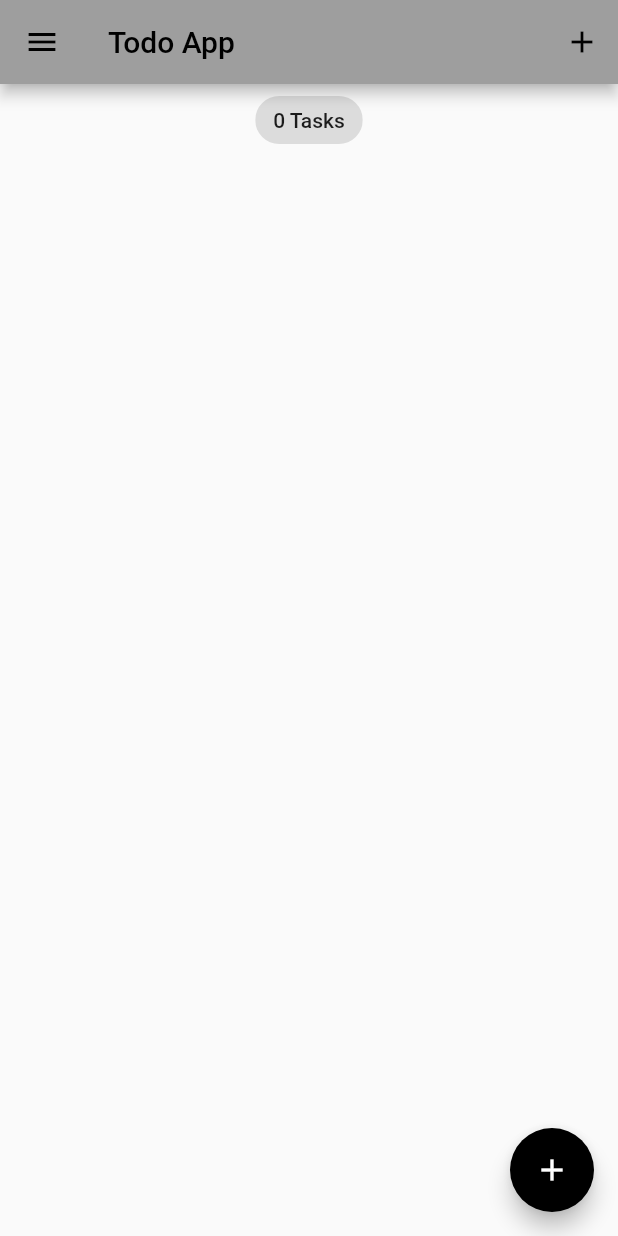
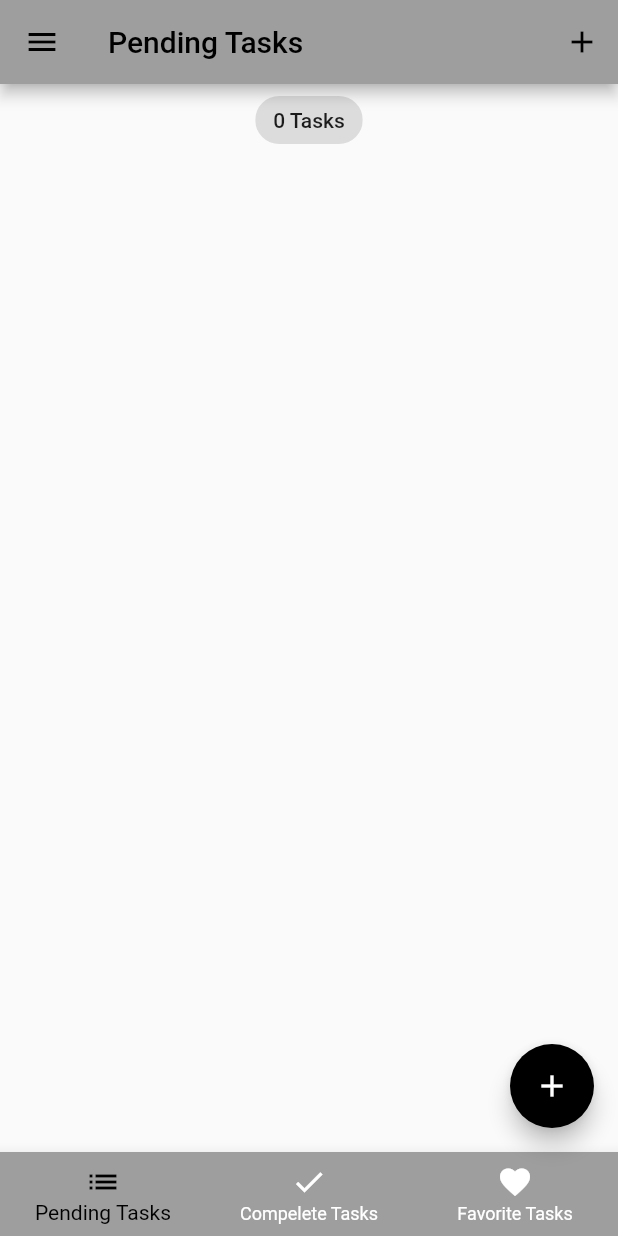
Before and after one commit to NaarGes/todo_app, a Flutter app: the screen it shows after launch, on a phone screen of 412 x 824 dp. Run offline on Flutter 3.47's test engine with Material 2 defaults, Android fonts, the phone set to English and light mode, and no system bars; our stand-ins replace equatable, flutter_bloc, hydrated_bloc.

Commit message:
Add bottom navigation bar

```diff
--- a/lib/main.dart
+++ b/lib/main.dart
@@ -1,10 +1,11 @@
 import 'package:flutter/material.dart';
 import 'package:path_provider/path_provider.dart';
+import 'package:todo_app/screens/tabs_screen.dart';
 import 'package:todo_app/services/app_router.dart';
 import 'package:todo_app/services/app_theme.dart';
 
 import 'blocs/bloc_exports.dart';
-import 'screens/tasks_screen.dart';
+import 'screens/pending_tasks_screen.dart';
 
 void main() async {
   WidgetsFlutterBinding.ensureInitialized();
@@ -33,7 +34,7 @@ class MyApp extends StatelessWidget {
             theme: state.switchValue
                 ? AppThemes.appThemeData[AppTheme.darkTheme]
                 : AppThemes.appThemeData[AppTheme.lightTheme],
-            home: const TasksScreen(),
+            home: const TabsScreen(),
             debugShowCheckedModeBanner: false,
             onGenerateRoute: router.onGenerateRoute,
           );
--- a/lib/screens/app_drawer.dart
+++ b/lib/screens/app_drawer.dart
@@ -1,6 +1,7 @@
 import 'package:flutter/material.dart';
 import 'package:todo_app/screens/recycle_bin_screen.dart';
-import 'package:todo_app/screens/tasks_screen.dart';
+import 'package:todo_app/screens/tabs_screen.dart';
+import 'package:todo_app/screens/pending_tasks_screen.dart';
 
 import '../blocs/bloc_exports.dart';
 
@@ -22,7 +23,7 @@ class AppDrawer extends StatelessWidget {
             BlocBuilder<TasksBloc, TasksState>(
               builder: (context, state) {
                 return GestureDetector(
-                  onTap: () => Navigator.of(context).pushReplacementNamed(TasksScreen.id),
+                  onTap: () => Navigator.of(context).pushReplacementNamed(TabsScreen.id),
                   child: ListTile(
                     leading: const Icon(Icons.folder_special),
                     title: const Text('My Tasks'),
--- /dev/null
+++ b/lib/screens/pending_tasks_screen.dart
@@ -0,0 +1,36 @@
+import 'package:flutter/material.dart';
+import 'package:todo_app/models/task.dart';
+import 'package:todo_app/widgets/tasks_list.dart';
+
+import '../blocs/bloc_exports.dart';
+
+class PendingTasksScreen extends StatelessWidget {
+  const PendingTasksScreen({Key? key}) : super(key: key);
+  static const id = 'task_screen';
+
+  @override
+  Widget build(BuildContext context) {
+    return BlocBuilder<TasksBloc, TasksState>(
+      builder: (context, state) {
+        List<Task> tasksList = state.allTasks;
+        return Column(
+          crossAxisAlignment: CrossAxisAlignment.center,
+          children: [
+            Center(
+              child: Chip(
+                label: Text(
+                  '${state.allTasks.length} Tasks',
+                ),
+              ),
+            ),
+            Expanded(
+              child: TaskList(
+                taskList: tasksList,
+              ),
+            ),
+          ],
+        );
+      },
+    );
+  }
+}
--- /dev/null
+++ b/lib/screens/tabs_screen.dart
@@ -0,0 +1,72 @@
+import 'package:flutter/material.dart';
+import 'package:todo_app/screens/add_task_screen.dart';
+import 'package:todo_app/screens/app_drawer.dart';
+import 'package:todo_app/screens/completed_tasks_screen.dart';
+import 'package:todo_app/screens/favorite_tasks_screen.dart';
+import 'package:todo_app/screens/pending_tasks_screen.dart';
+
+class TabsScreen extends StatefulWidget {
+  const TabsScreen({super.key});
+
+  static const id = 'tabs_screen';
+
+  @override
+  State<TabsScreen> createState() => _TabsScreenState();
+}
+
+class _TabsScreenState extends State<TabsScreen> {
+  final List<Map<String, dynamic>> _pageDetails = [
+    {'pageName': const PendingTasksScreen(), 'title': 'Pending Tasks'},
+    {'pageName': const CompletedTasksScreen(), 'title': 'Completed Tasks'},
+    {'pageName': const FavoriteTasksScreen(), 'title': 'Favorite Tasks'},
+  ];
+
+  var _selectedPageIndex = 0;
+
+  void _addTask(BuildContext context) {
+    showModalBottomSheet(
+      context: context,
+      builder: (context) => SingleChildScrollView(
+        child: Container(
+          padding: EdgeInsets.only(
+            bottom: MediaQuery.of(context).viewInsets.bottom,
+          ),
+          child: const AddTaskScreen(),
+        ),
+      ),
+    );
+  }
+
+  @override
+  Widget build(BuildContext context) {
+    return Scaffold(
+      appBar: AppBar(
+        title: Text(_pageDetails[_selectedPageIndex]['title']),
+        actions: [
+          IconButton(
+            onPressed: () => _addTask(context),
+            icon: const Icon(Icons.add),
+          )
+        ],
+      ),
+      drawer: const AppDrawer(),
+      body: _pageDetails[_selectedPageIndex]['pageName'],
+      floatingActionButton: FloatingActionButton(
+        onPressed: () => _addTask(context),
+        tooltip: 'Add Task',
+        child: const Icon(Icons.add),
+      ),
+      bottomNavigationBar: BottomNavigationBar(
+        currentIndex: _selectedPageIndex,
+        onTap: (index) => setState(() {
+          _selectedPageIndex = index;
+        }),
+        items: const [
+          BottomNavigationBarItem(icon: Icon(Icons.list), label: 'Pending Tasks'),
+          BottomNavigationBarItem(icon: Icon(Icons.done), label: 'Compelete Tasks'),
+          BottomNavigationBarItem(icon: Icon(Icons.favorite), label: 'Favorite Tasks'),
+        ],
+      ),
+    );
+  }
+}
--- a/lib/screens/tasks_screen.dart
+++ /dev/null
@@ -1,69 +0,0 @@
-import 'package:flutter/material.dart';
-import 'package:todo_app/models/task.dart';
-import 'package:todo_app/screens/add_task_screen.dart';
-import 'package:todo_app/screens/app_drawer.dart';
-import 'package:todo_app/widgets/tasks_list.dart';
-
-import '../blocs/bloc_exports.dart';
-
-class TasksScreen extends StatelessWidget {
-  const TasksScreen({Key? key}) : super(key: key);
-  static const id = 'task_screen';
-
-  void _addTask(BuildContext context) {
-    showModalBottomSheet(
-      context: context,
-      builder: (context) => SingleChildScrollView(
-        child: Container(
-          padding: EdgeInsets.only(
-            bottom: MediaQuery.of(context).viewInsets.bottom,
-          ),
-          child: const AddTaskScreen(),
-        ),
-      ),
-    );
-  }
-
-  @override
-  Widget build(BuildContext context) {
-    return BlocBuilder<TasksBloc, TasksState>(
-      builder: (context, state) {
-        List<Task> tasksList = state.allTasks;
-        return Scaffold(
-          appBar: AppBar(
-            title: const Text('Todo App'),
-            actions: [
-              IconButton(
-                onPressed: () => _addTask(context),
-                icon: const Icon(Icons.add),
-              )
-            ],
-          ),
-          drawer: const AppDrawer(),
-          body: Column(
-            crossAxisAlignment: CrossAxisAlignment.center,
-            children: [
-              Center(
-                child: Chip(
-                  label: Text(
-                    '${state.allTasks.length} Tasks',
-                  ),
-                ),
-              ),
-              Expanded(
-                child: TaskList(
-                  taskList: tasksList,
-                ),
-              ),
-            ],
-          ),
-          floatingActionButton: FloatingActionButton(
-            onPressed: () => _addTask(context),
-            tooltip: 'Add Task',
-            child: const Icon(Icons.add),
-          ),
-        );
-      },
-    );
-  }
-}
```
Also changed, not shown: lib/screens/completed_tasks_screen.dart (added, +36 -0 lines), lib/screens/favorite_tasks_screen.dart (added, +36 -0 lines), lib/services/app_router.dart (+4 -3 lines).
